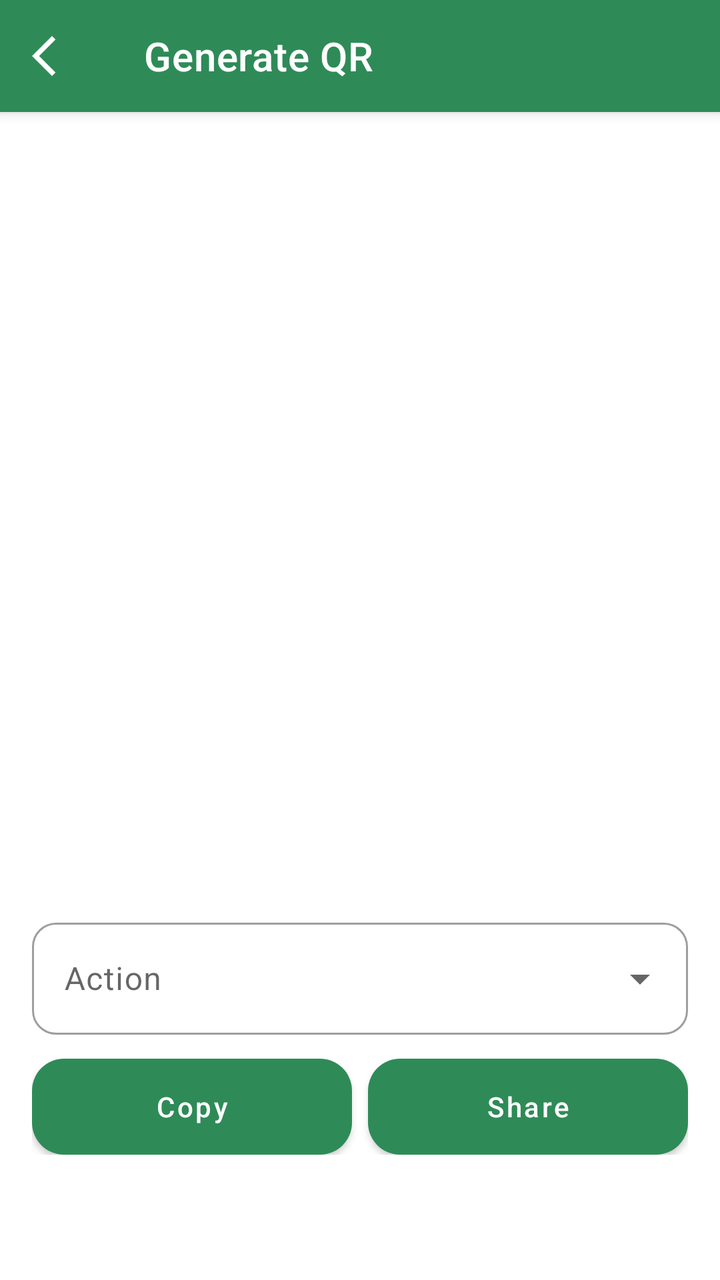
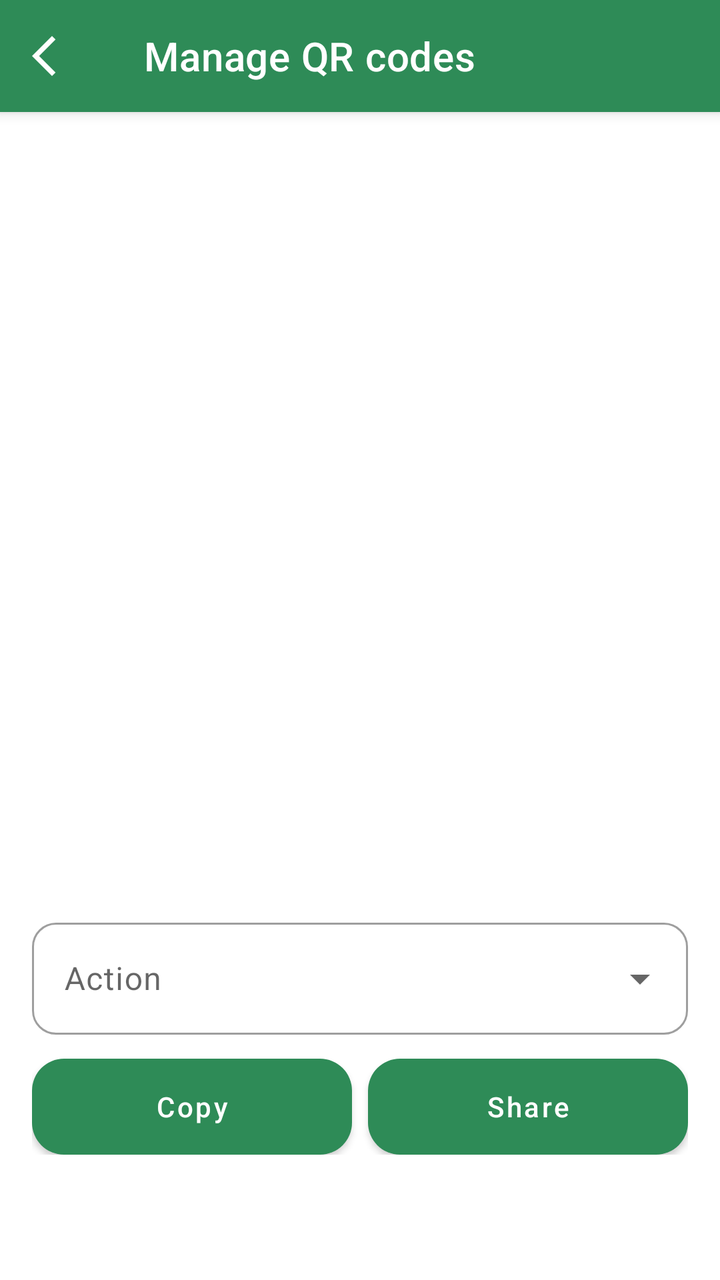

An Android layout rendered at two revisions. The XML below is the earlier revision; the diff shows what the commit changed to produce the second picture.
<!-- AndroidManifest.xml: application theme Theme.Switchly -->
<!-- res/layout/activity_qr_generate.xml -->
<?xml version="1.0" encoding="utf-8"?>
<androidx.coordinatorlayout.widget.CoordinatorLayout
    xmlns:android="http://schemas.android.com/apk/res/android"
    xmlns:app="http://schemas.android.com/apk/res-auto"
    android:layout_width="match_parent"
    android:layout_height="match_parent">

    
    <com.google.android.material.appbar.AppBarLayout
        android:layout_width="match_parent"
        android:layout_height="wrap_content"
        android:fitsSystemWindows="true">

        <com.google.android.material.appbar.MaterialToolbar
            android:id="@+id/toolbar"
            style="@style/Switchly.TopBar"
            android:layout_width="match_parent"
            android:layout_height="wrap_content"
            android:minHeight="?attr/actionBarSize"
            app:title="@string/qr_generate_title"
            app:navigationIcon="@drawable/arrow_back_ios_24" />
    </com.google.android.material.appbar.AppBarLayout>

    <androidx.core.widget.NestedScrollView
        android:layout_width="match_parent"
        android:layout_height="match_parent"
        android:fillViewport="true"
        app:layout_behavior="@string/appbar_scrolling_view_behavior">

        <LinearLayout
            android:layout_width="match_parent"
            android:layout_height="wrap_content"
            android:orientation="vertical"
            android:padding="16dp"
            android:paddingBottom="24dp">
            
            
            <ImageView
                android:id="@+id/ivQr"
                android:layout_width="match_parent"
                android:layout_height="320dp"
                android:layout_marginTop="16dp"
                android:scaleType="fitCenter"
                android:contentDescription="@string/qr_title" />

            
            <TextView
                android:id="@+id/tvUri"
                android:layout_width="match_parent"
                android:layout_height="wrap_content"
                android:layout_marginTop="12dp"
                android:textIsSelectable="true"
                android:textAppearance="@style/TextAppearance.Material3.BodyMedium" />

            
            <com.google.android.material.textfield.TextInputLayout
                style="@style/Switchly.DropdownLayout"
                android:layout_width="match_parent"
                android:layout_height="wrap_content"
                android:layout_marginTop="16dp"
                android:hint="@string/qr_action"
                app:endIconMode="dropdown_menu">

                <com.google.android.material.textfield.MaterialAutoCompleteTextView
                    android:id="@+id/actionDropdown"
                    style="@style/Switchly.DropdownText"
                    android:layout_width="match_parent"
                    android:layout_height="wrap_content"
                    android:inputType="none" />
            </com.google.android.material.textfield.TextInputLayout>

            
            <com.google.android.material.textfield.TextInputLayout
                android:id="@+id/tilProfile"
                style="@style/Switchly.DropdownLayout"
                android:layout_width="match_parent"
                android:layout_height="wrap_content"
                android:layout_marginTop="12dp"
                android:hint="@string/select_profile"
                app:endIconMode="dropdown_menu"
                android:visibility="gone">

                <com.google.android.material.textfield.MaterialAutoCompleteTextView
                    android:id="@+id/profileDropdown"
                    style="@style/Switchly.DropdownText"
                    android:layout_width="match_parent"
                    android:layout_height="wrap_content"
                    android:inputType="none" />
            </com.google.android.material.textfield.TextInputLayout>

            
            <com.google.android.material.textfield.TextInputLayout
                android:id="@+id/tilMinutes"
                style="@style/Switchly.DropdownLayout"
                android:layout_width="match_parent"
                android:layout_height="wrap_content"
                android:layout_marginTop="12dp"
                android:hint="@string/qr_minutes"
                app:endIconMode="dropdown_menu"
                android:visibility="gone">

                <com.google.android.material.textfield.MaterialAutoCompleteTextView
                    android:id="@+id/minutesDropdown"
                    style="@style/Switchly.DropdownText"
                    android:layout_width="match_parent"
                    android:layout_height="wrap_content"
                    android:inputType="none" />
            </com.google.android.material.textfield.TextInputLayout>

            
            <LinearLayout
                android:layout_width="match_parent"
                android:layout_height="wrap_content"
                android:layout_marginTop="12dp"
                android:orientation="horizontal">

                <com.google.android.material.button.MaterialButton
                    android:id="@+id/btnCopy"
                    style="@style/Switchly.Button"
                    android:layout_width="0dp"
                    android:layout_height="48dp"
                    android:layout_weight="1"
                    android:text="@string/copy" />

                <Space
                    android:layout_width="8dp"
                    android:layout_height="1dp" />

                <com.google.android.material.button.MaterialButton
                    android:id="@+id/btnShare"
                    style="@style/Switchly.Button"
                    android:layout_width="0dp"
                    android:layout_height="48dp"
                    android:layout_weight="1"
                    android:text="@string/share" />
            </LinearLayout>

        </LinearLayout>
    </androidx.core.widget.NestedScrollView>

</androidx.coordinatorlayout.widget.CoordinatorLayout>
<!-- resources referenced by this layout -->
<resources>
  <!-- drawable arrow_back_ios_24 (drawable) -->
  <vector xmlns:android="http://schemas.android.com/apk/res/android"
      android:width="24dp"
      android:height="24dp"
      android:viewportWidth="960"
      android:viewportHeight="960">
    <path
        android:pathData="M400,880 L0,480l400,-400 71,71 -329,329 329,329 -71,71Z"
        android:fillColor="?attr/colorOnSurface"/>
  </vector>
  <string name="copy">Copy</string>
  <string name="qr_action">Action</string>
  <string name="qr_generate_title">Generate QR</string>
  <string name="qr_minutes">Minutes</string>
  <string name="qr_title">QR</string>
  <string name="select_profile">Select profile</string>
  <string name="share">Share</string>
  <style name="Switchly.DropdownText" parent="Widget.MaterialComponents.AutoCompleteTextView.OutlinedBox">
          <item name="android:minHeight">56dp</item>
          <item name="android:paddingTop">12dp</item>
          <item name="android:paddingBottom">12dp</item>
          <item name="android:textAppearance">@style/TextAppearance.MaterialComponents.Body1</item>
      </style>
  <style name="Switchly.TopBar" parent="Widget.MaterialComponents.Toolbar">
          
          <item name="android:background">?attr/colorPrimary</item>
          <item name="backgroundTint">?attr/colorPrimary</item>
  
          
          <item name="titleTextColor">@android:color/white</item>
  
          
          <item name="navigationIconTint">@android:color/white</item>
      </style>
  <style name="Switchly.DropdownHint" parent="TextAppearance.MaterialComponents.Body2">
          <item name="android:lineHeight" tools:targetApi="28">14sp</item>
      </style>
  <color name="accent_default_green">#2E8B57</color>
  <style name="Switchly.Fab" parent="Widget.MaterialComponents.FloatingActionButton">
          <item name="backgroundTint">?attr/colorPrimary</item>
          <item name="tint">@android:color/white</item>
      </style>
  <style name="Switchly.Card" parent="Widget.MaterialComponents.CardView">
          <item name="shapeAppearance">@style/ShapeAppearance.Switchly.Card</item>
          <item name="cardBackgroundColor">@color/switchly_card_bg</item>
          <item name="strokeColor">@color/switchly_card_stroke</item>
          <item name="strokeWidth">1dp</item>
          <item name="cardElevation">2dp</item>
          <item name="cardUseCompatPadding">true</item>
      </style>
  <style name="Switchly.TextInputLayout" parent="Widget.MaterialComponents.TextInputLayout.OutlinedBox">
          <item name="boxStrokeWidth">1dp</item>
          <item name="boxStrokeWidthFocused">2dp</item>
          <item name="boxCornerRadiusTopStart">12dp</item>
          <item name="boxCornerRadiusTopEnd">12dp</item>
          <item name="boxCornerRadiusBottomStart">12dp</item>
          <item name="boxCornerRadiusBottomEnd">12dp</item>
      </style>
  <style name="Switchly.AutoCompleteText" parent="Widget.MaterialComponents.AutoCompleteTextView.OutlinedBox">
          <item name="android:minHeight">56dp</item>
          <item name="android:paddingTop">12dp</item>
          <item name="android:paddingBottom">12dp</item>
          <item name="android:textAppearance">@style/TextAppearance.MaterialComponents.Body1</item>
      </style>
  <style name="ThemeOverlay.Switchly.Dialog" parent="ThemeOverlay.MaterialComponents.MaterialAlertDialog">
          <item name="colorControlActivated">?attr/colorPrimary</item>
          <item name="colorControlHighlight">?attr/colorPrimary</item>
          <item name="colorAccent">?attr/colorPrimary</item>
      </style>
  <style name="ShapeAppearance.Switchly.Card" parent="ShapeAppearance.MaterialComponents.LargeComponent">
          <item name="cornerFamily">rounded</item>
          <item name="cornerSize">26dp</item>
      </style>
  <color name="switchly_card_bg">#F7FFFFFF</color>
  <color name="switchly_card_stroke">#14000000</color>
  <!-- unchanged entries left out for length: 3 -->
</resources>

<!-- the commit's change to res/layout/activity_qr_generate.xml (unified diff, before → after) -->
@@ -120,7 +120,7 @@
                     android:layout_width="0dp"
                     android:layout_height="48dp"
                     android:layout_weight="1"
-                    android:text="@string/copy" />
+                    android:text="@string/action_copy" />
 
                 <Space
                     android:layout_width="8dp"
<!-- resource entries referenced after the edit -->
@@ -10,9 +10,9 @@
         android:pathData="M400,880 L0,480l400,-400 71,71 -329,329 329,329 -71,71Z"
         android:fillColor="?attr/colorOnSurface"/>
   </vector>
-  <string name="copy">Copy</string>
+  <string name="action_copy">Copy</string>
   <string name="qr_action">Action</string>
-  <string name="qr_generate_title">Generate QR</string>
+  <string name="qr_generate_title">Manage QR codes</string>
   <string name="qr_minutes">Minutes</string>
   <string name="qr_title">QR</string>
   <string name="select_profile">Select profile</string>
